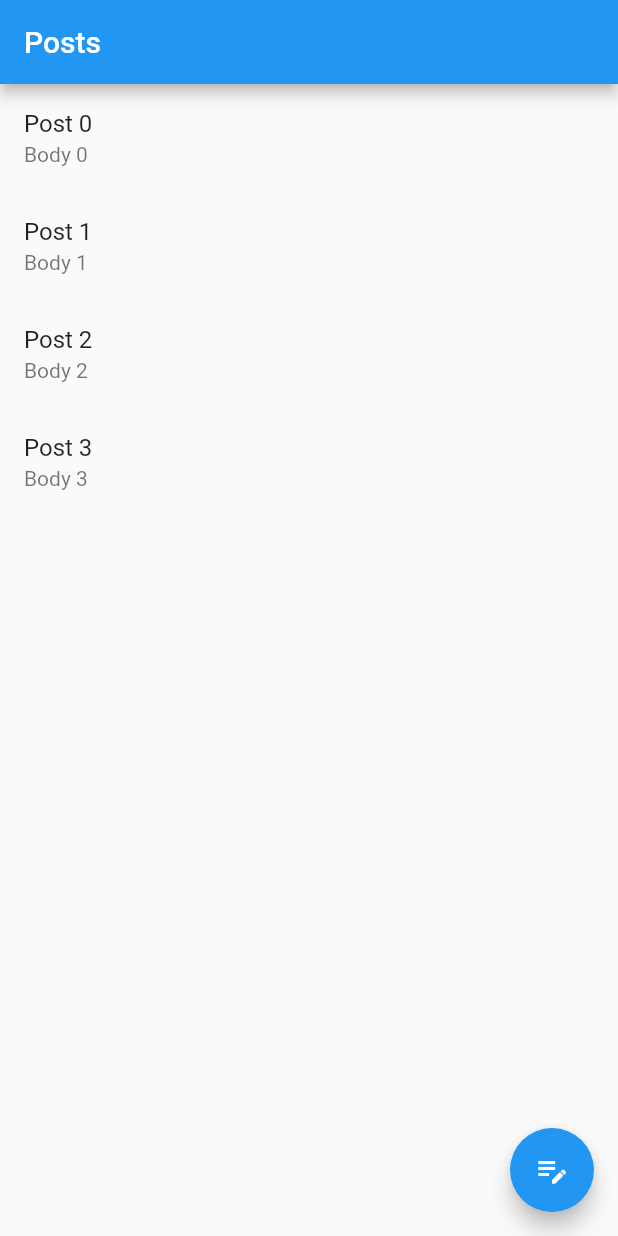
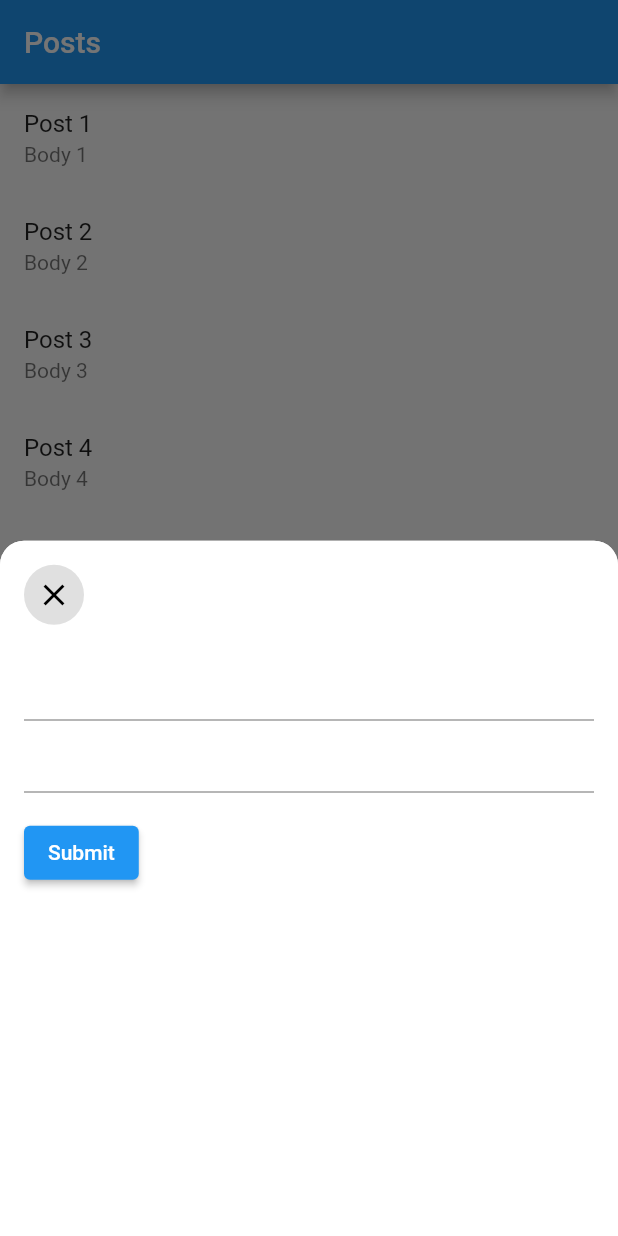
Before and after one commit to Deiyamo/tp_flutter_app, a Flutter app: the screen it shows after launch, after a tap on the "edit note" icon, on a phone screen of 412 x 824 dp. Run offline on Flutter 3.47's test engine with Material 2 defaults, Android fonts, the phone set to English and light mode, and no system bars; our stand-ins replace bloc, flutter_bloc.

Commit message:
Update post's bloc with false data ✨

```diff
--- a/lib/main.dart
+++ b/lib/main.dart
@@ -1,5 +1,7 @@
 import 'package:flutter/material.dart';
+import 'package:flutter_bloc/flutter_bloc.dart';
 import 'package:tp_flutter_app/models/post.dart';
+import 'package:tp_flutter_app/screens/logic/posts_bloc/posts_bloc.dart';
 import 'package:tp_flutter_app/screens/ui/add_post_screen/add_post_screen.dart';
 import 'package:tp_flutter_app/screens/ui/post_detail_screen/post_detail_screen.dart';
 import 'package:tp_flutter_app/screens/ui/posts_screen/posts_screen.dart';
@@ -13,7 +15,9 @@ class MyApp extends StatelessWidget {
 
   @override
   Widget build(BuildContext context) {
-    return MaterialApp(
+    return BlocProvider(
+      create: (context) => PostsBloc()..add(GetAllPosts(4)),
+      child: MaterialApp(
         title: 'TP Flutter',
         debugShowCheckedModeBanner: false,
         theme: ThemeData(
@@ -41,6 +45,7 @@ class MyApp extends StatelessWidget {
             },
           );
         },
+      ),
     );
   }
 }
--- a/lib/models/post.dart
+++ b/lib/models/post.dart
@@ -1,9 +1,11 @@
 class Post {
   Post({
+    required this.id,
     required this.title,
     required this.body,
   });
 
+  final int id;
   final String title;
   final String body;
 }
--- a/lib/screens/logic/posts_bloc/posts_event.dart
+++ b/lib/screens/logic/posts_bloc/posts_event.dart
@@ -10,9 +10,10 @@ class GetAllPosts extends PostsEvent {
 }
 
 class AddPost extends PostsEvent {
-  final Post post;
+  final String title;
+  final String body;
 
-  AddPost(this.post);
+  AddPost({required this.title, required this.body});
 }
 
 class EditPost extends PostsEvent {
--- a/lib/screens/ui/posts_screen/posts_screen.dart
+++ b/lib/screens/ui/posts_screen/posts_screen.dart
@@ -1,22 +1,23 @@
 import 'package:flutter/material.dart';
 import 'package:flutter_bloc/flutter_bloc.dart';
+import 'package:tp_flutter_app/models/post.dart';
 import 'package:tp_flutter_app/screens/logic/posts_bloc/posts_bloc.dart';
+import 'package:tp_flutter_app/screens/ui/post_detail_screen/post_detail_screen.dart';
+import 'package:tp_flutter_app/widgets/post_form.dart';
+import 'package:tp_flutter_app/widgets/post_modal_bottom_sheet.dart';
 
 class PostsScreen extends StatelessWidget {
   const PostsScreen({super.key});
 
   @override
   Widget build(BuildContext context) {
-    return BlocProvider(
-      create: (context) => PostsBloc()..add(GetAllPosts(4)),
-      child: Builder(
-        builder: (context) {
     return Scaffold(
       appBar: AppBar(
         title: const Text('Posts'),
       ),
       body: BlocBuilder<PostsBloc, PostsState>(
         builder: (context, state) {
+          // BlocProvider.of<PostsBloc>(context).add(GetAllPosts(4));
           switch (state.status) {
             case PostsStatus.initial:
               return const SizedBox();
@@ -45,10 +46,11 @@ class PostsScreen extends StatelessWidget {
               return ListView.builder(
                 itemCount: posts.length,
                 itemBuilder: (context, index) {
+                  final post = posts[index];
                   return ListTile(
-                          title: Text('Post $index'),
-                          subtitle: Text('Body $index'),
-                          onTap: () {},
+                    title: Text(post.title),
+                    subtitle: Text(post.body),
+                    onTap: () => _onPostTap(context, post),
                   );
                 },
               );
@@ -56,12 +58,30 @@ class PostsScreen extends StatelessWidget {
         },
       ),
       floatingActionButton: FloatingActionButton(
-              onPressed: () {},
+        onPressed: () => _showAddPostForm(context),
         child: const Icon(Icons.edit_note),
       ),
     );
   }
+
+  void _onPostTap(BuildContext context, Post post) {
+    PostDetailScreen.navigateTo(context, post);
+  }
+
+  void _showAddPostForm(BuildContext context) {
+    showModalBottomSheet(
+      shape: const RoundedRectangleBorder(
+        borderRadius: BorderRadius.only(
+          topLeft: Radius.circular(16),
+          topRight: Radius.circular(16),
         ),
+      ),
+      context: context,
+      builder: (context) {
+        return const PostModalBottomSheet(
+          child: PostForm(),
+        );
+      },
     );
   }
 }
--- /dev/null
+++ b/lib/widgets/post_form.dart
@@ -0,0 +1,94 @@
+import 'package:flutter/material.dart';
+import 'package:flutter_bloc/flutter_bloc.dart';
+import 'package:tp_flutter_app/models/post.dart';
+import 'package:tp_flutter_app/screens/logic/posts_bloc/posts_bloc.dart';
+
+class PostForm extends StatefulWidget {
+  const PostForm({
+    super.key,
+    this.post,
+  });
+
+  final Post? post;
+
+  @override
+  State<PostForm> createState() => _PostFormState();
+}
+
+class _PostFormState extends State<PostForm> {
+  final _formKey = GlobalKey<FormState>();
+
+  final _titleController = TextEditingController();
+  final _bodyController = TextEditingController();
+
+  @override
+  void dispose() {
+    _titleController.dispose();
+    _bodyController.dispose();
+    super.dispose();
+  }
+
+  @override
+  void initState() {
+    super.initState();
+    _titleController.text = widget.post?.title ?? '';
+    _bodyController.text = widget.post?.body ?? '';
+  }
+
+  @override
+  Widget build(BuildContext context) {
+    return Form(
+      key: _formKey,
+      child: Column(
+        crossAxisAlignment: CrossAxisAlignment.start,
+        children: [
+          TextFormField(
+            controller: _titleController,
+            validator: (value) {
+              if (value == null || value.isEmpty) {
+                return 'Please enter some text';
+              }
+              return null;
+            },
+          ),
+          TextFormField(
+            controller: _bodyController,
+            validator: (value) {
+              if (value == null || value.isEmpty) {
+                return 'Please enter some text';
+              }
+              return null;
+            },
+          ),
+          Padding(
+            padding: const EdgeInsets.symmetric(vertical: 16.0),
+            child: ElevatedButton(
+              onPressed: () {
+                if (_formKey.currentState!.validate()) {
+
+                  if (widget.post != null) {
+                    // Edit Form
+                    BlocProvider.of<PostsBloc>(context).add(
+                      EditPost(Post(id: widget.post!.id, title: _titleController.text, body: _bodyController.text)),
+                    );
+                  } else {
+                    // Add Form
+                    BlocProvider.of<PostsBloc>(context).add(
+                      AddPost(title: _titleController.text, body: _bodyController.text),
+                    );
+                  }
+
+
+
+                  debugPrint('Post edited');
+                  Navigator.of(context).pop();
+                }
+              },
+              child: const Text('Submit'),
+            ),
+          ),
+        ],
+      ),
+    );
+  }
+}
--- /dev/null
+++ b/lib/widgets/post_modal_bottom_sheet.dart
@@ -0,0 +1,54 @@
+import 'package:flutter/material.dart';
+
+class PostModalBottomSheet extends StatelessWidget {
+  final Widget child;
+
+  const PostModalBottomSheet({
+    required this.child,
+    super.key,
+  });
+
+  @override
+  Widget build(BuildContext context) {
+    return SizedBox.expand(
+      child: Container(
+        clipBehavior: Clip.hardEdge,
+        decoration: BoxDecoration(
+          shape: BoxShape.rectangle,
+          color: Theme.of(context).colorScheme.surface,
+          borderRadius: const BorderRadius.only(
+            topLeft: Radius.circular(16),
+            topRight: Radius.circular(16),
+          ),
+        ),
+        child: Column(
+          children: [
+            Row(
+              children: [
+                Container(
+                  margin: const EdgeInsets.only(left: 16, top: 16),
+                  child: CircleAvatar(
+                    radius: 20,
+                    backgroundColor: Colors.grey.shade300,
+                    child: IconButton(
+                      icon: const Icon(Icons.close),
+                      color: Theme.of(context).colorScheme.onSurface,
+                      tooltip: MaterialLocalizations.of(context).closeButtonTooltip,
+                      onPressed: () => Navigator.of(context).pop(),
+                    ),
+                  ),
+                ),
+              ],
+            ),
+            Expanded(
+              child: Padding(
+                padding: const EdgeInsets.all(16.0),
+                child: child,
+              ),
+            ),
+          ],
+        ),
+      ),
+    );
+  }
+}
```
Also changed, not shown: lib/screens/logic/posts_bloc/posts_bloc.dart (+25 -2 lines), lib/screens/ui/post_detail_screen/post_detail_screen.dart (+47 -3 lines). Lines whose indentation alone changed are shown as unchanged.
